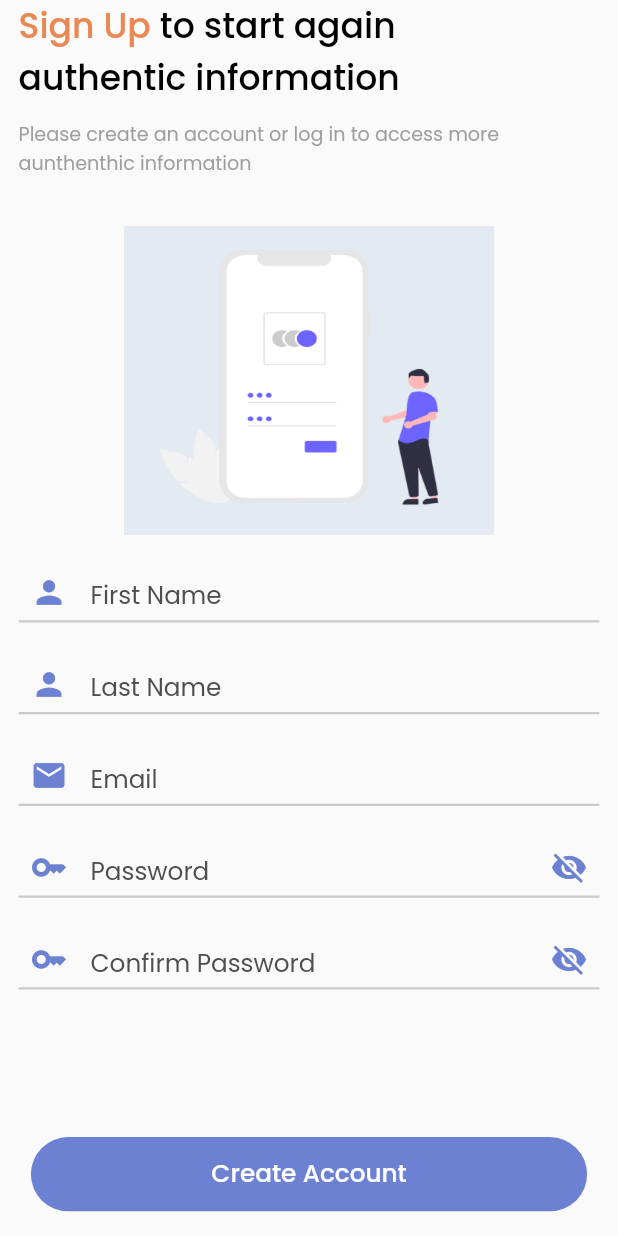
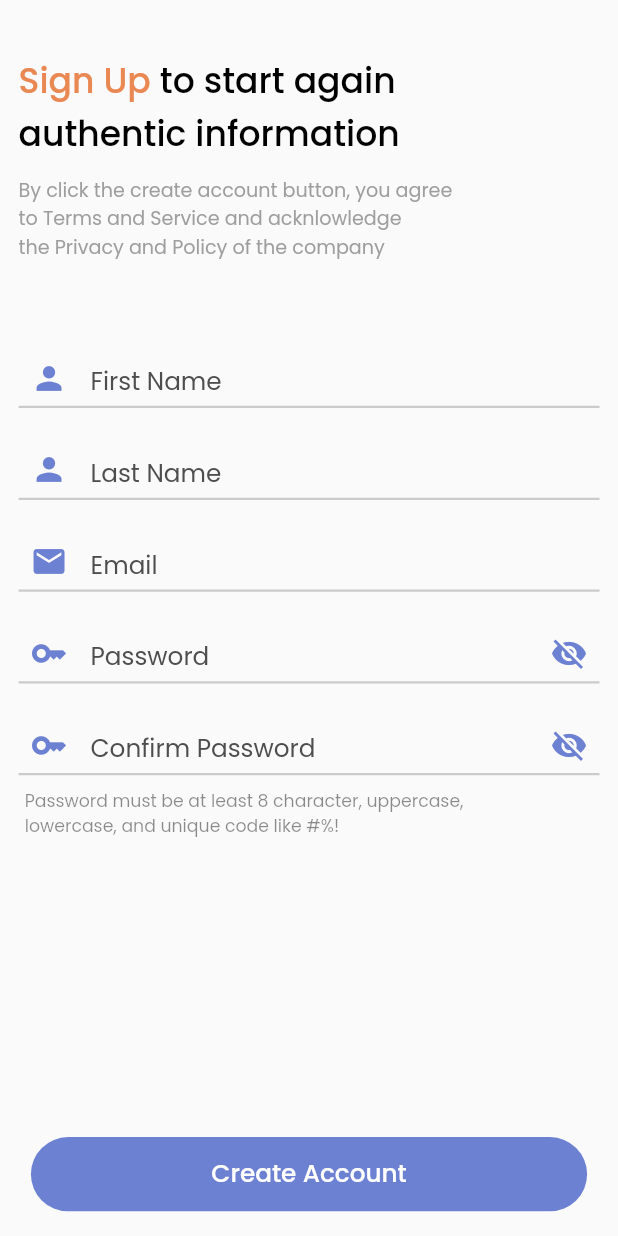
Before and after one commit to sweta-feeltech/General-Expense-App, a Flutter app: the screen it shows after launch, after a tap on "Create Account", on a phone screen of 412 x 824 dp. Run offline on Flutter 3.47's test engine with Material 2 defaults, Android fonts, the light colour scheme and no system bars; our stand-ins replace accordion, date_time_picker, flutter_svg, google_sign_in, image_picker, persistent_bottom_nav_bar and 2 more; accounts and stored records are empty.

Commit message:
10-5-23 UI changes for main and registration screen

```diff
--- a/lib/pages/LoginRegistrationScreens/main_screen.dart
+++ b/lib/pages/LoginRegistrationScreens/main_screen.dart
@@ -128,7 +128,7 @@ class _MainPageScreenState extends State<MainPageScreen> {
                   ],
                 ),
               ),
-              SizedBox(height: 80,),
+              SizedBox(height: 50,),
               Container(
                 width: main_Width * 0.75,
                 height: main_Height * 0.30,
@@ -139,7 +139,7 @@ class _MainPageScreenState extends State<MainPageScreen> {
                     )
                 ),
               ),
-              SizedBox(height: 100,),
+              SizedBox(height: 80,),
               SizedBox(
                 height: main_Height * 0.060,
                 width: main_Width * 0.9,
--- a/lib/pages/LoginRegistrationScreens/registration_screen.dart
+++ b/lib/pages/LoginRegistrationScreens/registration_screen.dart
@@ -70,17 +70,20 @@ class _RegistrationScreenState extends State<RegistrationScreen> {
 
 
       body: SafeArea(
+        child: Padding(
+          padding: EdgeInsets.symmetric(vertical: main_Width * 0.09,),
+
+          child: Container(
             child: SingleChildScrollView(
-          child: Padding(
-            padding: EdgeInsets.symmetric(horizontal: main_Width * 0.03,),
               child: Column(
-              crossAxisAlignment: CrossAxisAlignment.start,
+                mainAxisAlignment: MainAxisAlignment.start,
                 children: [
-
                   Container(
                     child: Column(
                       children: [
-                      Row(
+                        Padding(
+                          padding: EdgeInsets.symmetric(horizontal: main_Width * 0.03,),
+                          child: Row(
                             mainAxisAlignment: MainAxisAlignment.start,
                             // crossAxisAlignment: CrossAxisAlignment.start,
                             children: [
@@ -102,7 +105,10 @@ class _RegistrationScreenState extends State<RegistrationScreen> {
                               ),
                             ],
                           ),
-                      Row(
+                        ),
+                        Padding(
+                          padding: EdgeInsets.symmetric(horizontal: main_Width * 0.03,),
+                          child: Row(
                             mainAxisAlignment: MainAxisAlignment.start,
                             // crossAxisAlignment: CrossAxisAlignment.start,
                             children: [
@@ -116,6 +122,7 @@ class _RegistrationScreenState extends State<RegistrationScreen> {
                               ),
                             ],
                           ),
+                        ),
                         const SizedBox(
                           height: 10,
                         ),
@@ -124,14 +131,16 @@ class _RegistrationScreenState extends State<RegistrationScreen> {
                   ),
 
 
-                Row(
+                  Padding(
+                    padding: EdgeInsets.symmetric(horizontal: main_Width * 0.03,),
+                    child: Row(
                       mainAxisAlignment: MainAxisAlignment.start,
                       // crossAxisAlignment: CrossAxisAlignment.start,
                       children: [
                         Text(
-                        "Please create an account or log in to access more \naunthenthic information",
+                            "By click the create account button, you agree \nto Terms and Service and acknlowledge \nthe Privacy and Policy of the company",
                             textAlign: TextAlign.left,
-                        maxLines: 2,
+                            maxLines: 3,
                             overflow: TextOverflow.ellipsis,
                             style: TextStyle(
                               height: 1.5,
@@ -140,27 +149,12 @@ class _RegistrationScreenState extends State<RegistrationScreen> {
                             )),
                       ],
                     ),
+                  ),
+                  SizedBox(height: 50,),
 
-
-
-                SizedBox(
-                  height: main_Height * 0.04,
-                ),
-                Center(
+                  Padding(
+                    padding: EdgeInsets.symmetric(horizontal: main_Width * 0.03,),
                     child: Container(
-                    width: main_Width * 0.60,
-                    height: main_Height * 0.25,
-                    decoration: BoxDecoration(
-                        image: DecorationImage(
-                            image: AssetImage("assets/images/1.png",),
-                            fit: BoxFit.fill
-                        )
-                    ),
-                  ),
-                ),
-                SizedBox(height: 10,),
-
-                Container(
                       width: main_Width,
                       decoration: const BoxDecoration(
                           // color: Color.fromARGB(255, 240, 240, 240),
@@ -250,8 +244,8 @@ class _RegistrationScreenState extends State<RegistrationScreen> {
                                   ThemeHelper.signupMyInputBorder(),
                                   focusedBorder:
                                   ThemeHelper.signupMyFocusedBorder(),
-                              // errorBorder: ThemeHelper.enableerrorBorder(),
-                              // focusedErrorBorder: ThemeHelper.enablefocuserrorBorder(),
+
+
                                   errorStyle:
                                   TextStyle(color: Colors.redAccent),
                                 ),
@@ -342,8 +336,6 @@ class _RegistrationScreenState extends State<RegistrationScreen> {
                                   enabledBorder: ThemeHelper.signupMyInputBorder(),
                                   focusedBorder:
                                       ThemeHelper.signupMyFocusedBorder(),
-                              // errorBorder: ThemeHelper.enableerrorBorder(),
-                              // focusedErrorBorder: ThemeHelper.enablefocuserrorBorder(),
                                   errorStyle: TextStyle(color: Colors.redAccent),
                                 ),
                                 textInputAction: TextInputAction.next),
@@ -418,11 +410,32 @@ class _RegistrationScreenState extends State<RegistrationScreen> {
                                   errorStyle: TextStyle(color: Colors.redAccent),
                                 ),
                                 textInputAction: TextInputAction.done),
+                            SizedBox(height: 8,),
+                            Padding(
+                              padding: EdgeInsets.symmetric(horizontal: main_Width * 0.01,),
+                              child: Row(
+                                mainAxisAlignment: MainAxisAlignment.start,
+                                // crossAxisAlignment: CrossAxisAlignment.start,
+                                children: [
+                                  Text(
+                                      "Password must be at least 8 character, uppercase, \nlowercase, and unique code like #%!",
+                                      textAlign: TextAlign.left,
+                                      maxLines: 2,
+                                      overflow: TextOverflow.ellipsis,
+                                      style: TextStyle(
+                                        height: 1.5,
+                                        fontSize: main_Height * 0.0140,
+                                        color: Colors.black45,
+                                      )),
+                                ],
+                              ),
+                            ),
 
 
 
 
                           ],
+                        ),
                       ),
                     ),
                   ),
@@ -433,6 +446,7 @@ class _RegistrationScreenState extends State<RegistrationScreen> {
                   ),
 
                 ],
+              ),
             ),
           ),
         ),
```
Lines whose indentation alone changed are shown as unchanged.
